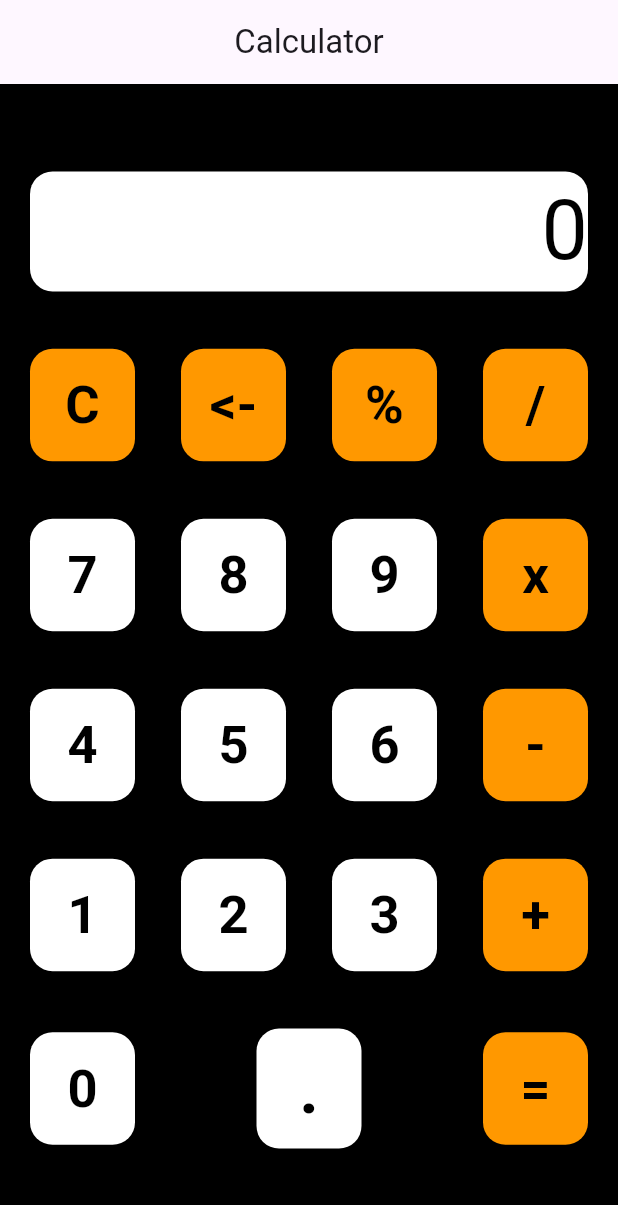
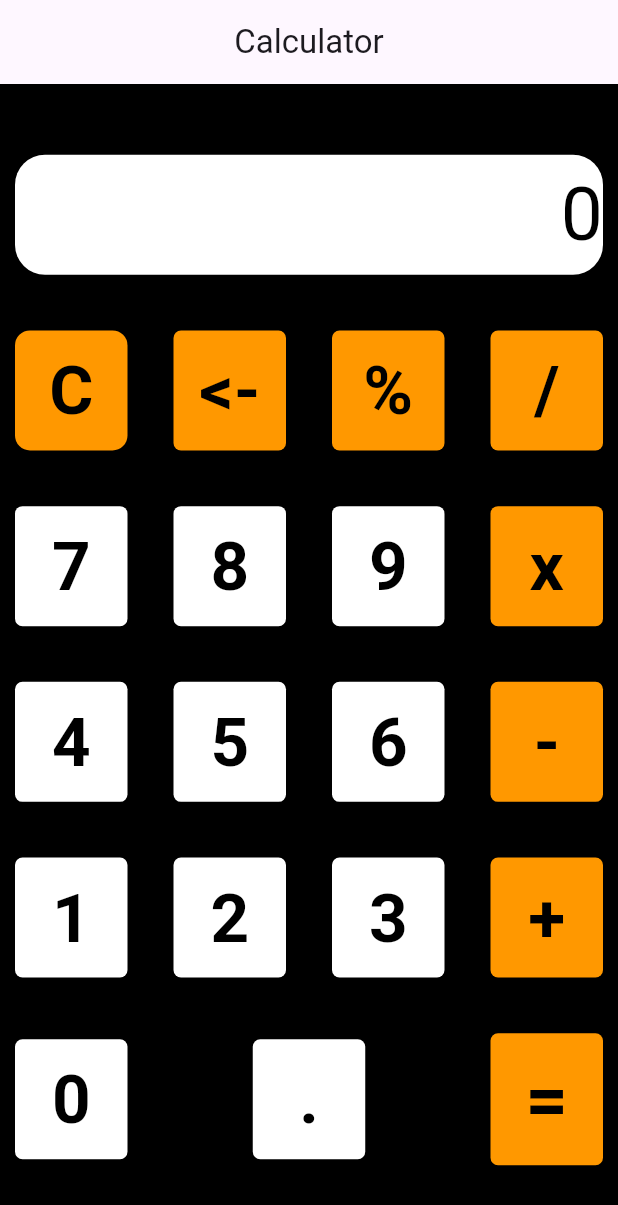
Before and after one commit to KarasShenouda/Business-Card, a Flutter app: the screen it shows after launch, on a phone screen of 412 x 824 dp. Shown: the top 1205 px of the screen. Run offline on Flutter 3.47's test engine with Material 3 defaults, Android fonts, the phone set to English and light mode, and no system bars; our stand-ins replace get, math_expressions; missing offline and left inert: gradient_glow_border, parallax_rain.

Commit message:
Initial commit

```diff
--- a/lib/Calculator App.dart
+++ b/lib/Calculator App.dart
@@ -11,15 +11,14 @@ class calculator extends StatefulWidget {
 class _calculatorState extends State<calculator> {
   String output = "";
   @override
-  Widget build(BuildContext context) {
-    return Scaffold(
+  Widget build(BuildContext context) => Scaffold(
         backgroundColor: Colors.black,
         appBar: AppBar(
           centerTitle: true,
           title: Text("Calculator"),
         ),
         body: Padding(
-        padding: const EdgeInsets.all(20),
+          padding: const EdgeInsets.all(10),
           child: Column(
             mainAxisAlignment: MainAxisAlignment.spaceEvenly,
             children: [
@@ -27,15 +26,16 @@ class _calculatorState extends State<calculator> {
                 height: 80,
                 width: double.infinity,
                 decoration: BoxDecoration(
-                  color: Colors.white, borderRadius: BorderRadius.circular(15)),
+                    color: Colors.white,
+                    borderRadius: BorderRadius.circular(20)),
                 alignment: Alignment.centerRight,
                 child: Text(
                   output == "" ? "0" : output,
-                style: TextStyle(color: Colors.black, fontSize: 55),
+                  style: TextStyle(color: Colors.black, fontSize: 50),
                 ),
               ),
               Row(
-              spacing: 15,
+                spacing: 10,
                 mainAxisAlignment: MainAxisAlignment.spaceBetween,
                 children: [
                   IconButton(
@@ -46,14 +46,14 @@ class _calculatorState extends State<calculator> {
                     },
                     style: IconButton.styleFrom(
                         backgroundColor: Colors.orange,
-                      minimumSize: Size(70, 75),
+                        minimumSize: Size(75, 75),
                         shape: RoundedRectangleBorder(
-                          borderRadius: BorderRadius.circular(15))),
+                            borderRadius: BorderRadius.circular(10))),
                     icon: Text(
                       "C",
                       style: TextStyle(
                           color: Colors.black,
-                        fontSize: 35,
+                          fontSize: 45,
                           fontWeight: FontWeight.bold),
                     ),
                   ),
@@ -65,14 +65,14 @@ class _calculatorState extends State<calculator> {
                     },
                     style: IconButton.styleFrom(
                         backgroundColor: Colors.orange,
-                      minimumSize: Size(70, 75),
+                        minimumSize: Size(75, 75),
                         shape: RoundedRectangleBorder(
-                          borderRadius: BorderRadius.circular(15))),
+                            borderRadius: BorderRadius.circular(5))),
                     icon: Text(
                       "<-",
                       style: TextStyle(
                           color: Colors.black,
-                        fontSize: 35,
+                          fontSize: 45,
                           fontWeight: FontWeight.bold),
                     ),
                   ),
@@ -84,33 +84,33 @@ class _calculatorState extends State<calculator> {
                     },
                     style: IconButton.styleFrom(
                         backgroundColor: Colors.orange,
-                      minimumSize: Size(70, 75),
+                        minimumSize: Size(75, 75),
                         shape: RoundedRectangleBorder(
-                          borderRadius: BorderRadius.circular(15))),
+                            borderRadius: BorderRadius.circular(5))),
                     icon: Text(
                       "%",
                       style: TextStyle(
                           color: Colors.black,
-                        fontSize: 35,
+                          fontSize: 45,
                           fontWeight: FontWeight.bold),
                     ),
                   ),
                   IconButton(
                     onPressed: () {
                       setState(() {
-                      output += "/";
+                        output += "÷";
                       });
                     },
                     style: IconButton.styleFrom(
                         backgroundColor: Colors.orange,
-                      minimumSize: Size(70, 75),
+                        minimumSize: Size(75, 75),
                         shape: RoundedRectangleBorder(
-                          borderRadius: BorderRadius.circular(15))),
+                            borderRadius: BorderRadius.circular(5))),
                     icon: Text(
                       "/",
                       style: TextStyle(
                           color: Colors.black,
-                        fontSize: 35,
+                          fontSize: 45,
                           fontWeight: FontWeight.bold),
                     ),
                   ),
@@ -128,14 +128,14 @@ class _calculatorState extends State<calculator> {
                     },
                     style: IconButton.styleFrom(
                         backgroundColor: Colors.white,
-                      minimumSize: Size(70, 75),
+                        minimumSize: Size(75, 75),
                         shape: RoundedRectangleBorder(
-                          borderRadius: BorderRadius.circular(15))),
+                            borderRadius: BorderRadius.circular(5))),
                     icon: Text(
                       "7",
                       style: TextStyle(
                           color: Colors.black,
-                        fontSize: 35,
+                          fontSize: 45,
                           fontWeight: FontWeight.bold),
                     ),
                   ),
@@ -147,14 +147,14 @@ class _calculatorState extends State<calculator> {
                     },
                     style: IconButton.styleFrom(
                         backgroundColor: Colors.white,
-                      minimumSize: Size(70, 75),
+                        minimumSize: Size(75, 75),
                         shape: RoundedRectangleBorder(
-                          borderRadius: BorderRadius.circular(15))),
+                            borderRadius: BorderRadius.circular(5))),
                     icon: Text(
                       "8",
                       style: TextStyle(
                           color: Colors.black,
-                        fontSize: 35,
+                          fontSize: 45,
                           fontWeight: FontWeight.bold),
                     ),
                   ),
@@ -166,14 +166,14 @@ class _calculatorState extends State<calculator> {
                     },
                     style: IconButton.styleFrom(
                         backgroundColor: Colors.white,
-                      minimumSize: Size(70, 75),
+                        minimumSize: Size(75, 75),
                         shape: RoundedRectangleBorder(
-                          borderRadius: BorderRadius.circular(15))),
+                            borderRadius: BorderRadius.circular(5))),
                     icon: Text(
                       "9",
                       style: TextStyle(
                           color: Colors.black,
-                        fontSize: 35,
+                          fontSize: 45,
                           fontWeight: FontWeight.bold),
                     ),
                   ),
@@ -185,14 +185,14 @@ class _calculatorState extends State<calculator> {
                     },
                     style: IconButton.styleFrom(
                         backgroundColor: Colors.orange,
-                      minimumSize: Size(70, 75),
+                        minimumSize: Size(75, 75),
                         shape: RoundedRectangleBorder(
-                          borderRadius: BorderRadius.circular(15))),
+                            borderRadius: BorderRadius.circular(5))),
                     icon: Text(
                       "x",
                       style: TextStyle(
                           color: Colors.black,
-                        fontSize: 35,
+                          fontSize: 45,
                           fontWeight: FontWeight.bold),
                     ),
                   ),
@@ -210,14 +210,14 @@ class _calculatorState extends State<calculator> {
                     },
                     style: IconButton.styleFrom(
                         backgroundColor: Colors.white,
-                      minimumSize: Size(70, 75),
+                        minimumSize: Size(75, 75),
                         shape: RoundedRectangleBorder(
-                          borderRadius: BorderRadius.circular(15))),
+                            borderRadius: BorderRadius.circular(5))),
                     icon: Text(
                       "4",
                       style: TextStyle(
                           color: Colors.black,
-                        fontSize: 35,
+                          fontSize: 45,
                           fontWeight: FontWeight.bold),
                     ),
                   ),
@@ -229,14 +229,14 @@ class _calculatorState extends State<calculator> {
                     },
                     style: IconButton.styleFrom(
                         backgroundColor: Colors.white,
-                      minimumSize: Size(70, 75),
+                        minimumSize: Size(75, 75),
                         shape: RoundedRectangleBorder(
-                          borderRadius: BorderRadius.circular(15))),
+                            borderRadius: BorderRadius.circular(5))),
                     icon: Text(
                       "5",
                       style: TextStyle(
                           color: Colors.black,
-                        fontSize: 35,
+                          fontSize: 45,
                           fontWeight: FontWeight.bold),
                     ),
                   ),
@@ -248,14 +248,14 @@ class _calculatorState extends State<calculator> {
                     },
                     style: IconButton.styleFrom(
                         backgroundColor: Colors.white,
-                      minimumSize: Size(70, 75),
+                        minimumSize: Size(75, 75),
                         shape: RoundedRectangleBorder(
-                          borderRadius: BorderRadius.circular(15))),
+                            borderRadius: BorderRadius.circular(5))),
                     icon: Text(
                       "6",
                       style: TextStyle(
                           color: Colors.black,
-                        fontSize: 35,
+                          fontSize: 45,
                           fontWeight: FontWeight.bold),
                     ),
                   ),
@@ -267,14 +267,14 @@ class _calculatorState extends State<calculator> {
                     },
                     style: IconButton.styleFrom(
                         backgroundColor: Colors.orange,
-                      minimumSize: Size(70, 75),
+                        minimumSize: Size(75, 75),
                         shape: RoundedRectangleBorder(
-                          borderRadius: BorderRadius.circular(15))),
+                            borderRadius: BorderRadius.circular(5))),
                     icon: Text(
                       "-",
                       style: TextStyle(
                           color: Colors.black,
-                        fontSize: 35,
+                          fontSize: 45,
                           fontWeight: FontWeight.bold),
                     ),
                   ),
@@ -292,14 +292,14 @@ class _calculatorState extends State<calculator> {
                     },
                     style: IconButton.styleFrom(
                         backgroundColor: Colors.white,
-                      minimumSize: Size(70, 75),
+                        minimumSize: Size(75, 75),
                         shape: RoundedRectangleBorder(
-                          borderRadius: BorderRadius.circular(15))),
+                            borderRadius: BorderRadius.circular(5))),
                     icon: Text(
                       "1",
                       style: TextStyle(
                           color: Colors.black,
-                        fontSize: 35,
+                          fontSize: 45,
                           fontWeight: FontWeight.bold),
                     ),
                   ),
@@ -311,14 +311,14 @@ class _calculatorState extends State<calculator> {
                     },
                     style: IconButton.styleFrom(
                         backgroundColor: Colors.white,
-                      minimumSize: Size(70, 75),
+                        minimumSize: Size(75, 75),
                         shape: RoundedRectangleBorder(
-                          borderRadius: BorderRadius.circular(15))),
+                            borderRadius: BorderRadius.circular(5))),
                     icon: Text(
                       "2",
                       style: TextStyle(
                           color: Colors.black,
-                        fontSize: 35,
+                          fontSize: 45,
                           fontWeight: FontWeight.bold),
                     ),
                   ),
@@ -330,14 +330,14 @@ class _calculatorState extends State<calculator> {
                     },
                     style: IconButton.styleFrom(
                         backgroundColor: Colors.white,
-                      minimumSize: Size(70, 75),
+                        minimumSize: Size(75, 75),
                         shape: RoundedRectangleBorder(
-                          borderRadius: BorderRadius.circular(15))),
+                            borderRadius: BorderRadius.circular(5))),
                     icon: Text(
                       "3",
                       style: TextStyle(
                           color: Colors.black,
-                        fontSize: 35,
+                          fontSize: 45,
                           fontWeight: FontWeight.bold),
                     ),
                   ),
@@ -349,14 +349,14 @@ class _calculatorState extends State<calculator> {
                     },
                     style: IconButton.styleFrom(
                         backgroundColor: Colors.orange,
-                      minimumSize: Size(70, 75),
+                        minimumSize: Size(75, 75),
                         shape: RoundedRectangleBorder(
-                          borderRadius: BorderRadius.circular(15))),
+                            borderRadius: BorderRadius.circular(5))),
                     icon: Text(
                       "+",
                       style: TextStyle(
                           color: Colors.black,
-                        fontSize: 35,
+                          fontSize: 45,
                           fontWeight: FontWeight.bold),
                     ),
                   ),
@@ -374,14 +374,14 @@ class _calculatorState extends State<calculator> {
                     },
                     style: IconButton.styleFrom(
                         backgroundColor: Colors.white,
-                      minimumSize: Size(70, 75),
+                        minimumSize: Size(75, 75),
                         shape: RoundedRectangleBorder(
-                          borderRadius: BorderRadius.circular(15))),
+                            borderRadius: BorderRadius.circular(5))),
                     icon: Text(
                       "0",
                       style: TextStyle(
                           color: Colors.black,
-                        fontSize: 35,
+                          fontSize: 45,
                           fontWeight: FontWeight.bold),
                     ),
                   ),
@@ -393,9 +393,9 @@ class _calculatorState extends State<calculator> {
                     },
                     style: IconButton.styleFrom(
                         backgroundColor: Colors.white,
-                      minimumSize: Size(70, 75),
+                        minimumSize: Size(75, 75),
                         shape: RoundedRectangleBorder(
-                          borderRadius: BorderRadius.circular(15))),
+                            borderRadius: BorderRadius.circular(5))),
                     icon: Text(
                       ".",
                       style: TextStyle(
@@ -420,14 +420,14 @@ class _calculatorState extends State<calculator> {
                     },
                     style: IconButton.styleFrom(
                         backgroundColor: Colors.orange,
-                      minimumSize: Size(70, 75),
+                        minimumSize: Size(75, 75),
                         shape: RoundedRectangleBorder(
-                          borderRadius: BorderRadius.circular(15))),
+                            borderRadius: BorderRadius.circular(5))),
                     icon: Text(
                       "=",
                       style: TextStyle(
                           color: Colors.black,
-                        fontSize: 35,
+                          fontSize: 50,
                           fontWeight: FontWeight.bold),
                     ),
                   ),
@@ -438,4 +438,3 @@ class _calculatorState extends State<calculator> {
         ),
       );
 }
-}
--- a/lib/basketball_score_counter.dart
+++ b/lib/basketball_score_counter.dart
@@ -4,7 +4,7 @@ void main() {
   runApp(MyApp());
 }
 
-class MyApp extends StatelessWidget {
+class BasketballScoreCounter extends StatelessWidget {
   @override
   Widget build(BuildContext context) {
     return MaterialApp(
```
Also changed, not shown: lib/task_3.dart (+181 -0 lines). Lines whose indentation alone changed are shown as unchanged.
